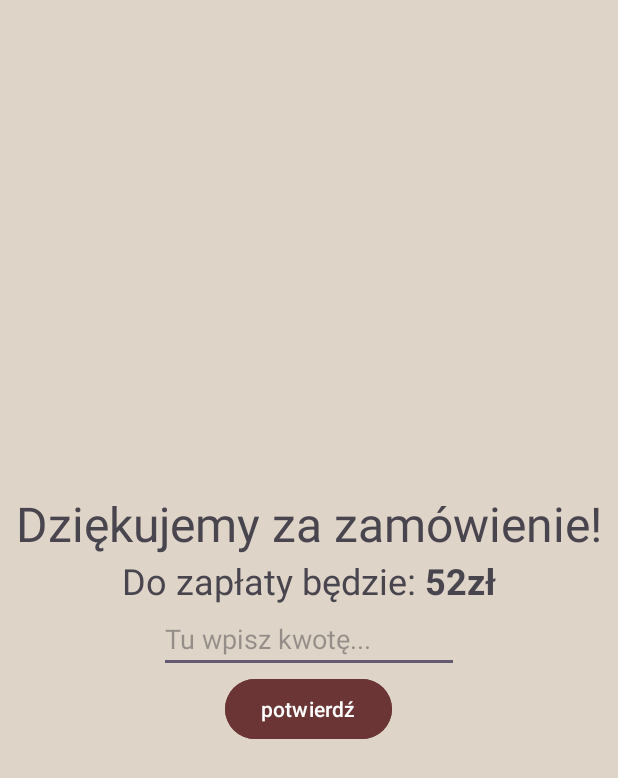
After one commit to V3rgin/PizzaPizzaPizza, an Android app: the PaymentActivity screen opened directly, with no data from a screen before it, on a phone screen of 412 x 824 dp. The commit adds this screen. Shown: the top 778 px of the screen. Run offline under Robolectric (Android 15) with nearby library versions, the phone set to English and light mode, and no system bars.

Commit message:
commit dos

```diff
--- a/app/src/main/AndroidManifest.xml
+++ b/app/src/main/AndroidManifest.xml
@@ -2,6 +2,7 @@
 <manifest xmlns:android="http://schemas.android.com/apk/res/android"
     xmlns:tools="http://schemas.android.com/tools">
 
+    <uses-permission android:name="android.permission.POST_NOTIFICATIONS" />
     <application
         android:allowBackup="true"
         android:dataExtractionRules="@xml/data_extraction_rules"
@@ -21,6 +22,7 @@
                 <category android:name="android.intent.category.LAUNCHER" />
             </intent-filter>
         </activity>
+        <activity android:name=".PaymentActivity" />
     </application>
 
 </manifest>
--- /dev/null
+++ b/app/src/main/java/com/example/pizzapizzapizza/PaymentActivity.java
@@ -0,0 +1,47 @@
+package com.example.pizzapizzapizza;
+
+import android.content.DialogInterface;
+import android.content.Intent;
+import android.os.Bundle;
+import android.widget.Button;
+import android.widget.EditText;
+import android.widget.TextView;
+
+import androidx.annotation.Nullable;
+import androidx.appcompat.app.AlertDialog;
+import androidx.appcompat.app.AppCompatActivity;
+
+public class PaymentActivity extends AppCompatActivity {
+    private TextView cena;
+    private EditText zaplata;
+    private Button potwierdz;
+    @Override
+    protected void onCreate(@Nullable Bundle savedInstanceState) {
+        super.onCreate(savedInstanceState);
+        setContentView(R.layout.payment_form);
+
+        cena = findViewById(R.id.cena);
+        zaplata = findViewById(R.id.zaplata);
+        potwierdz = findViewById(R.id.potwierdz);
+
+        potwierdz.setOnClickListener(view -> {
+            showAlertDialog();
+        });
+    }
+
+    private void showAlertDialog() {
+        AlertDialog.Builder builder = new AlertDialog.Builder(this);
+
+        builder.setTitle("Zamówienie");
+        builder.setMessage("Dziękujemy za zapłatę!");
+
+        builder.setPositiveButton("OK", new DialogInterface.OnClickListener() {
+            @Override
+            public void onClick(DialogInterface dialogInterface, int i) {
+                Intent intent = new Intent(PaymentActivity.this, MainActivity.class);
+                startActivity(intent);
+            }
+        });
+        builder.create().show();
+    }
+}
--- /dev/null
+++ b/app/src/main/res/layout/payment_form.xml
@@ -0,0 +1,50 @@
+<?xml version="1.0" encoding="utf-8"?>
+<LinearLayout xmlns:android="http://schemas.android.com/apk/res/android"
+    android:orientation="vertical"
+    android:gravity="center"
+    android:background="#DED4C8"
+    android:layout_width="match_parent"
+    android:layout_height="match_parent">
+
+    <TextView
+        android:gravity="center"
+        android:text="Dziękujemy za zamówienie!"
+        android:textSize="32dp"
+        android:layout_width="match_parent"
+        android:layout_height="wrap_content"/>
+    <LinearLayout
+        android:gravity="center"
+        android:layout_width="match_parent"
+        android:layout_height="wrap_content"
+        android:orientation="horizontal">
+        <TextView
+            android:textSize="24dp"
+            android:layout_width="wrap_content"
+            android:layout_height="wrap_content"
+            android:text="Do zapłaty będzie: "
+            />
+        <TextView
+            android:id="@+id/cena"
+            android:textSize="24dp"
+            android:textStyle="bold"
+            android:layout_width="wrap_content"
+            android:layout_height="wrap_content"
+            android:text="52zł"
+            />
+    </LinearLayout>
+    <EditText
+        android:id="@+id/zaplata"
+        android:layout_gravity="center"
+        android:layout_width="200dp"
+        android:layout_height="wrap_content"
+        android:hint="Tu wpisz kwotę..."
+        />
+    <Button
+        android:id="@+id/potwierdz"
+        android:backgroundTint="#6B3535"
+        android:layout_gravity="center"
+        android:layout_width="wrap_content"
+        android:layout_height="wrap_content"
+        android:text="potwierdź"
+        />
+</LinearLayout>
```
Also changed, not shown: app/src/main/java/com/example/pizzapizzapizza/MainActivity.java (+59 -10 lines).
